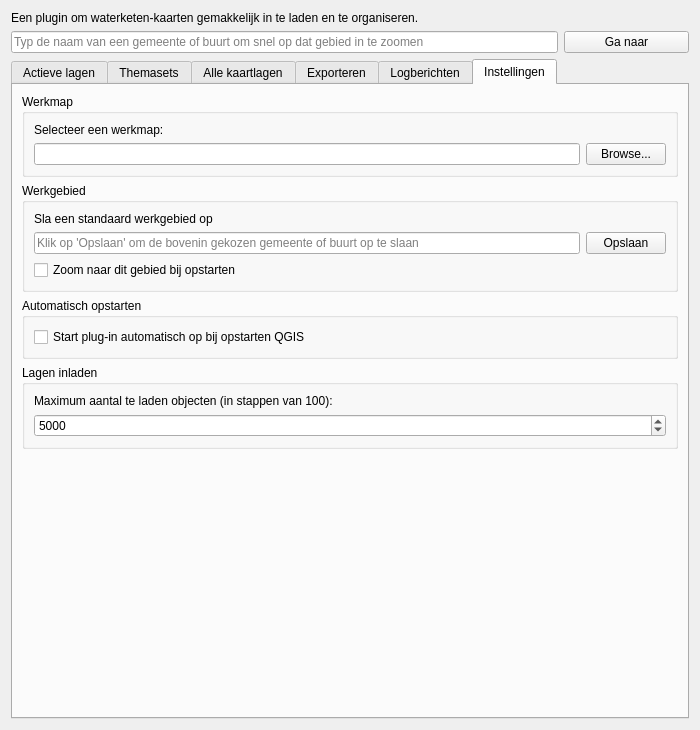
This is gui/nad_maps_dockwidget.ui in NAD-Dataplatform/NADmaps as Qt 5 draws it before an edit. The edited form follows.
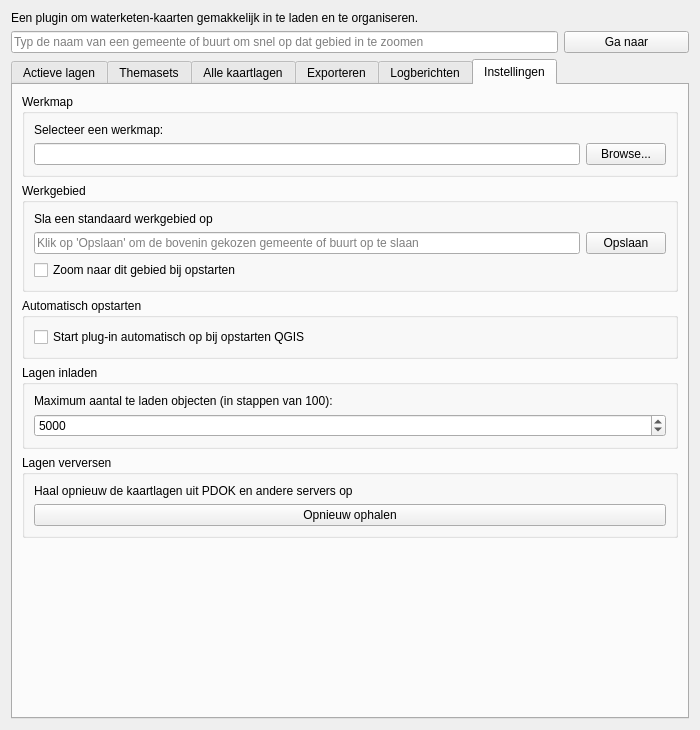
This is the edited form. The open tabs and pages were chosen to show the change.

```diff
--- a/gui/nad_maps_dockwidget.ui
+++ b/gui/nad_maps_dockwidget.ui
@@ -954,6 +954,29 @@
          </layout>
         </widget>
        </item>
+       <item>
+        <widget class="QGroupBox" name="groupBoxGetLayers">
+         <property name="title">
+          <string>Lagen verversen</string>
+         </property>
+         <layout class="QVBoxLayout" name="verticalLayout_5">
+          <item>
+           <widget class="QLabel" name="labelGetLayers">
+            <property name="text">
+             <string>Haal opnieuw de kaartlagen uit PDOK en andere servers op</string>
+            </property>
+           </widget>
+          </item>
+          <item>
+           <widget class="QPushButton" name="pushButtonGetLayers">
+            <property name="text">
+             <string>Opnieuw ophalen</string>
+            </property>
+           </widget>
+          </item>
+         </layout>
+        </widget>
+       </item>
        <item>
         <spacer name="verticalSpacer">
          <property name="orientation">
```
